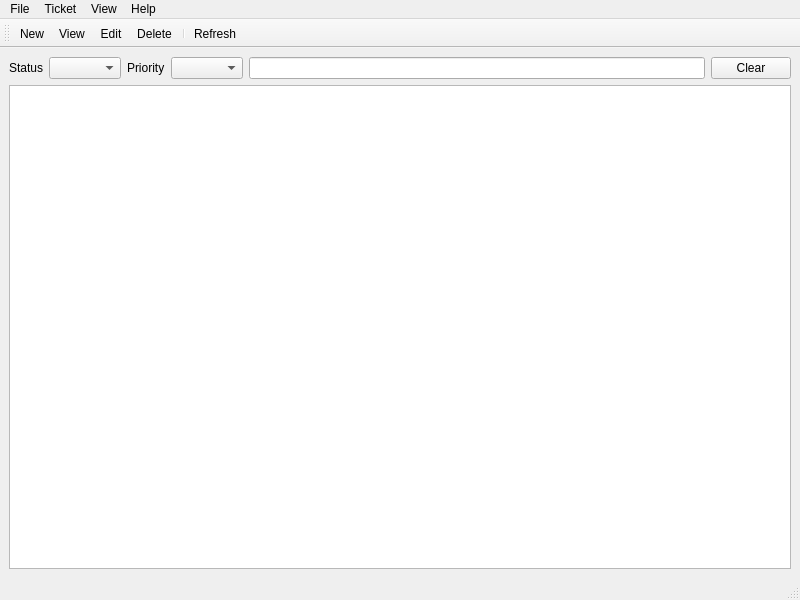
v-fav/qt, file Helpdesk/mainwindow.ui: the form before one commit.
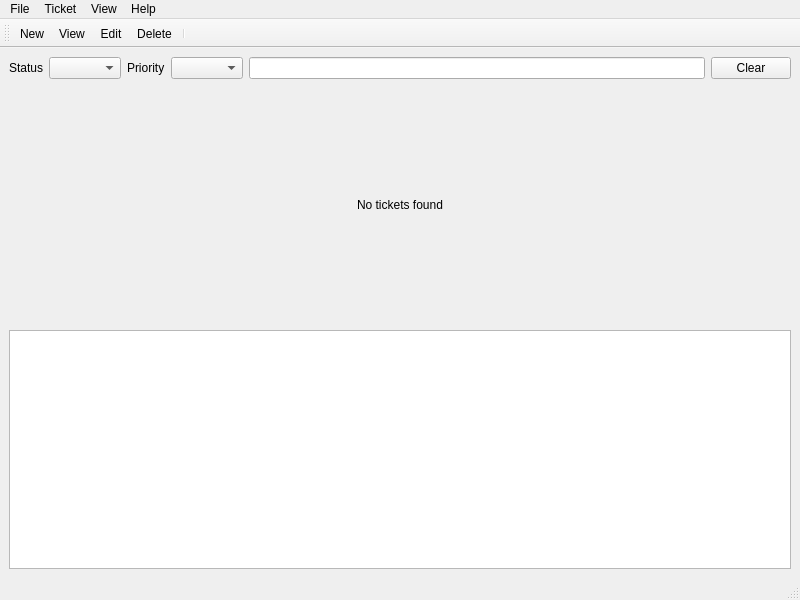
The form after the commit.

Patch:
```diff
--- a/Helpdesk/mainwindow.ui
+++ b/Helpdesk/mainwindow.ui
@@ -53,6 +53,22 @@
       </item>
      </layout>
     </item>
+    <item>
+     <widget class="QLabel" name="emptyLabel">
+      <property name="sizePolicy">
+       <sizepolicy hsizetype="Expanding" vsizetype="Expanding">
+        <horstretch>0</horstretch>
+        <verstretch>0</verstretch>
+       </sizepolicy>
+      </property>
+      <property name="text">
+       <string>No tickets found</string>
+      </property>
+      <property name="alignment">
+       <set>Qt::AlignmentFlag::AlignCenter</set>
+      </property>
+     </widget>
+    </item>
     <item>
      <widget class="QTableView" name="ticketsTableView"/>
     </item>
@@ -114,7 +130,6 @@
    <addaction name="actionEditTicket"/>
    <addaction name="actionDeleteTicket"/>
    <addaction name="separator"/>
-   <addaction name="actionRefreshTickets"/>
   </widget>
   <action name="actionNewTicket">
    <property name="text">
@@ -164,14 +179,6 @@
     <enum>QAction::MenuRole::NoRole</enum>
    </property>
   </action>
-  <action name="actionRefreshTickets">
-   <property name="text">
-    <string>Refresh</string>
-   </property>
-   <property name="menuRole">
-    <enum>QAction::MenuRole::NoRole</enum>
-   </property>
-  </action>
  </widget>
  <resources/>
  <connections/>
```
